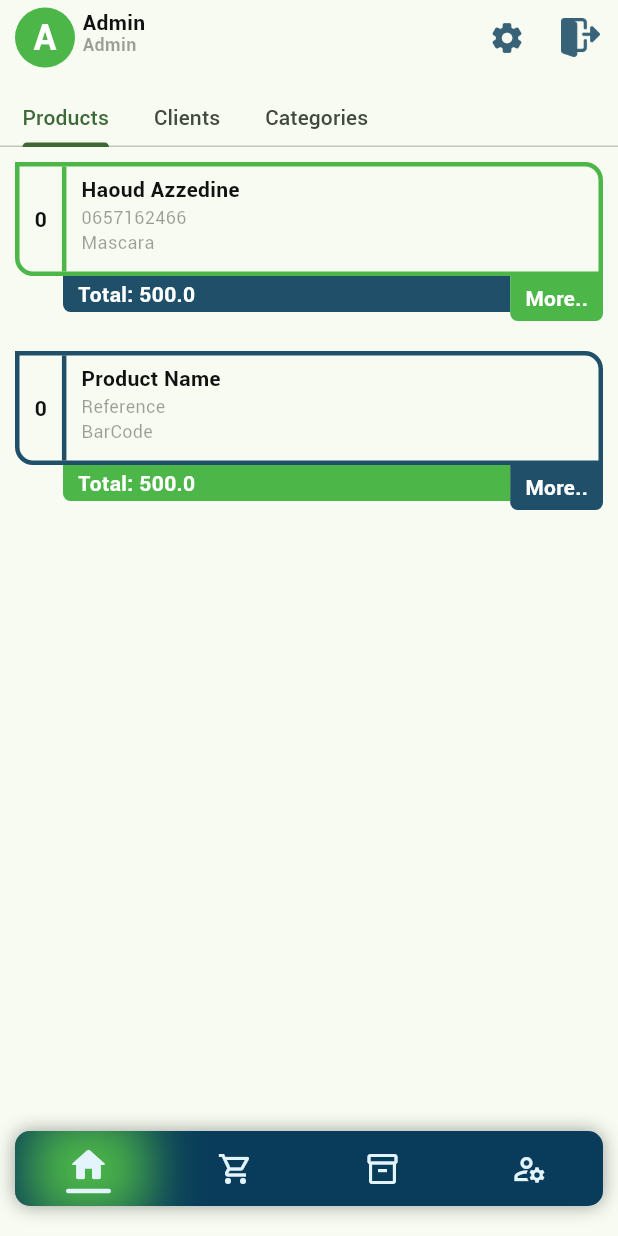
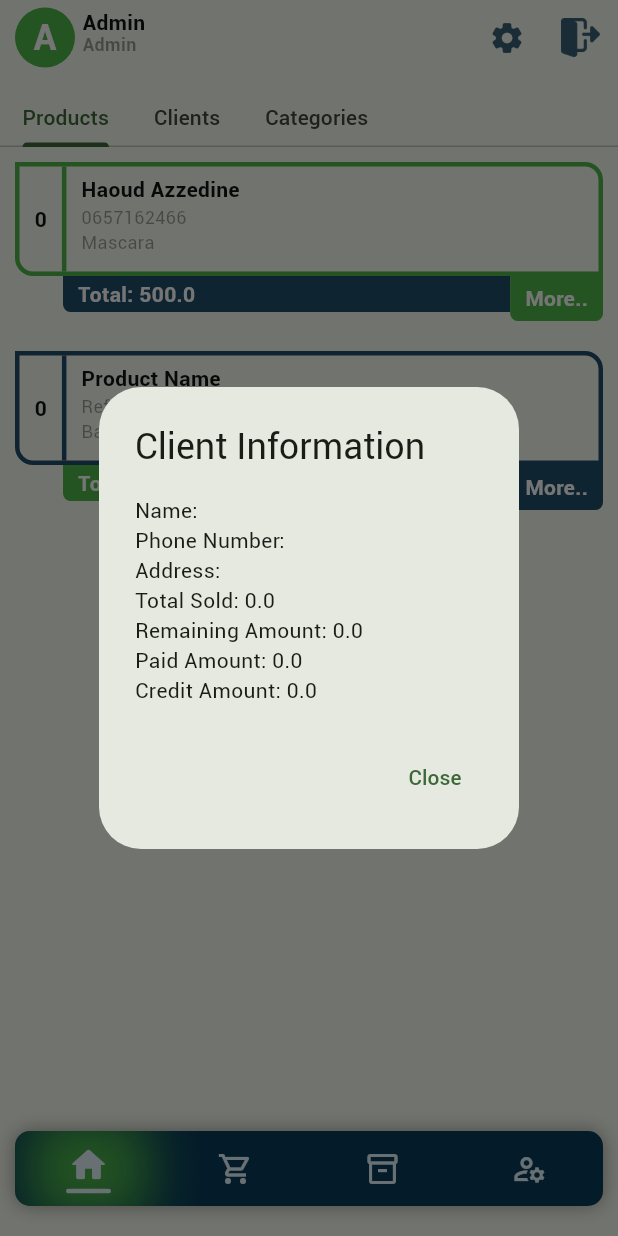
Before and after one commit to bouhaddagithub/stockshaper, a Flutter app: the screen it shows after launch, after a tap on "More..", on a phone screen of 412 x 824 dp. Run offline on Flutter 3.47's test engine with Material 3 defaults, Android fonts, the phone set to English and light mode, and no system bars; our stand-ins replace sqflite; accounts and stored records are empty.

Commit message:
siyi more t3 client

```diff
--- a/stckshaper/lib/models/classes/clientmodul.dart
+++ b/stckshaper/lib/models/classes/clientmodul.dart
@@ -18,6 +18,18 @@ class Client {
     required this.paidAmount,
     required this.creditAmount,
   });
+  static Client empty() {
+    return Client(
+      id: 0,
+      name: '',
+      address: '',
+      phoneNumber: '',
+      soldTotal: 0,
+      remainingAmount: 0,
+      paidAmount: 0,
+      creditAmount: 0,
+    );
+  }
 
   // Convert a Client object into a Map
   Map<String, dynamic> toMap() {
--- a/stckshaper/lib/pages/navigation.dart
+++ b/stckshaper/lib/pages/navigation.dart
@@ -1,5 +1,7 @@
 import 'package:flutter/material.dart';
+import 'package:stckshaper/models/classes/clientmodul.dart';
 import 'package:stckshaper/pages/default_tabs.dart';
+import 'package:stckshaper/sqlite/database_connection.dart';
 
 import '../style.dart';
 import '../widgets/client_row.dart';
@@ -15,6 +17,21 @@ class Navigation extends StatefulWidget {
 class _NavigationState extends State<Navigation> {
   int selected = 0;
 
+  late List<Client> clients = [];
+
+  @override
+  void initState() {
+    super.initState();
+    _fetchClients();
+  }
+
+  void _fetchClients() async {
+    List<Client> fetchedClients = await DatabaseHelper().getClients();
+    setState(() {
+      clients = fetchedClients;
+    });
+  }
+
   @override
   Widget build(BuildContext context) {
     return Scaffold(
@@ -26,8 +43,10 @@ class _NavigationState extends State<Navigation> {
             tabs: [
               Column(
                 children: [
-                  ClientRow(),
-                  ProductRow(),
+                  if (clients.isNotEmpty)
+                    for (Client client in clients) ClientRow(client: client),
+                  if (clients.isEmpty) ClientRow(client: Client.empty()),
+                  const ProductRow(),
                 ],
               ),
               Container(
@@ -48,7 +67,9 @@ class _NavigationState extends State<Navigation> {
               decoration: BoxDecoration(
                 color: kSecondaryColor,
                 borderRadius: BorderRadius.circular(10),
-                boxShadow: [BoxShadow(blurRadius: 10, color: kBlackColor.withOpacity(0.4))],
+                boxShadow: [
+                  BoxShadow(blurRadius: 10, color: kBlackColor.withOpacity(0.4))
+                ],
               ),
               child: Row(
                 mainAxisAlignment: MainAxisAlignment.spaceAround,
--- a/stckshaper/lib/widgets/client_row.dart
+++ b/stckshaper/lib/widgets/client_row.dart
@@ -1,8 +1,11 @@
 import "package:flutter/material.dart";
+import "package:stckshaper/models/classes/clientmodul.dart";
 import "package:stckshaper/style.dart";
+import "package:stckshaper/widgets/info_dialog.dart";
 
 class ClientRow extends StatelessWidget {
-  const ClientRow({super.key});
+  final Client client;
+  const ClientRow({super.key, required this.client});
 
   @override
   Widget build(BuildContext context) {
@@ -119,7 +122,9 @@ class ClientRow extends StatelessWidget {
                 ),
               ),
               GestureDetector(
-                onTap: () {},
+                onTap: () {
+                  _onMoreTap(context);
+                },
                 child: Container(
                   padding: const EdgeInsets.symmetric(
                     horizontal: 10,
@@ -148,4 +153,33 @@ class ClientRow extends StatelessWidget {
       ),
     );
   }
+
+  void _onMoreTap(BuildContext context) async {
+    if (client != null) {
+      showDialog(
+        context: context,
+        builder: (BuildContext context) {
+          return InfoDialog(client: client);
+        },
+      );
+    } else {
+      await showDialog(
+        context: context,
+        builder: (BuildContext context) {
+          return AlertDialog(
+            title: const Text('No Client Information'),
+            content: const Text('No client information available.'),
+            actions: [
+              TextButton(
+                onPressed: () {
+                  Navigator.of(context).pop(); // Close the alert
+                },
+                child: const Text('OK'),
+              ),
+            ],
+          );
+        },
+      );
+    }
+  }
 }
--- a/stckshaper/lib/widgets/info_dialog.dart
+++ b/stckshaper/lib/widgets/info_dialog.dart
@@ -1 +1,36 @@
-import "package:flutter/material.dart";
+import 'package:flutter/material.dart';
+import 'package:stckshaper/models/classes/clientmodul.dart';
+
+class InfoDialog extends StatelessWidget {
+  final Client client;
+
+  const InfoDialog({super.key, required this.client});
+
+  @override
+  Widget build(BuildContext context) {
+    return AlertDialog(
+      title: const Text('Client Information'),
+      content: Column(
+        crossAxisAlignment: CrossAxisAlignment.start,
+        mainAxisSize: MainAxisSize.min,
+        children: [
+          Text('Name: ${client.name}'),
+          Text('Phone Number: ${client.phoneNumber}'),
+          Text('Address: ${client.address}'),
+          Text('Total Sold: ${client.soldTotal}'),
+          Text('Remaining Amount: ${client.remainingAmount}'),
+          Text('Paid Amount: ${client.paidAmount}'),
+          Text('Credit Amount: ${client.creditAmount}'),
+        ],
+      ),
+      actions: [
+        TextButton(
+          onPressed: () {
+            Navigator.of(context).pop(); // Close the dialog
+          },
+          child: const Text('Close'),
+        ),
+      ],
+    );
+  }
+}
```
Also changed, not shown: stckshaper/pubspec.lock.
